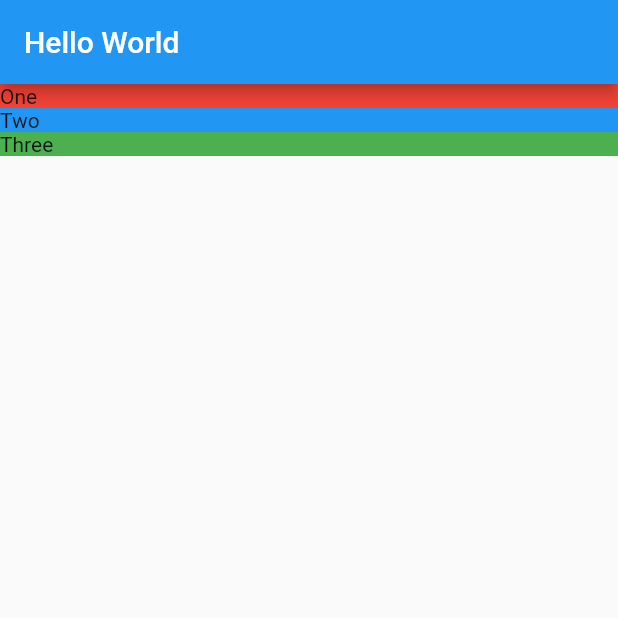
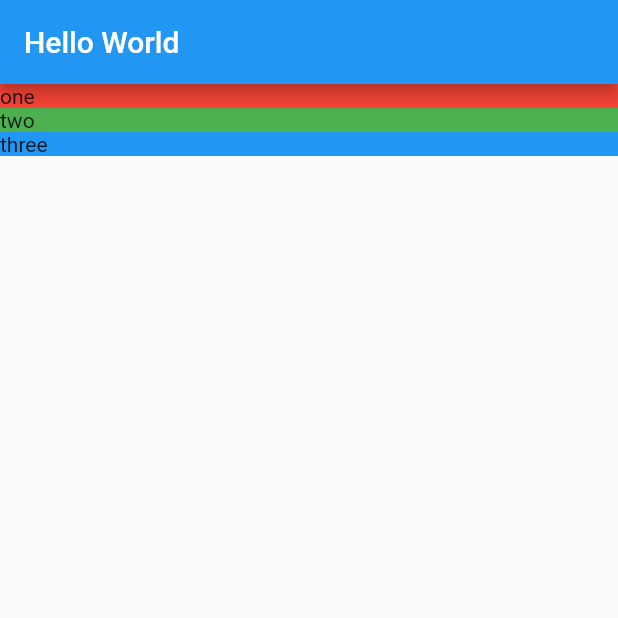
Before and after one commit to sethukumar0001/flutter_basic, a Flutter app: the screen it shows after launch, on a phone screen of 412 x 824 dp, the top half of it. Run offline on Flutter 3.47's test engine with Material 2 defaults, Android fonts, the phone set to English and light mode, and no system bars.

Commit message:
updated code to readable format

```diff
--- /dev/null
+++ b/lib/location_detail.dart
@@ -0,0 +1,31 @@
+import 'package:flutter/material.dart';
+
+class LocationDetail extends StatelessWidget {
+  const LocationDetail({super.key});
+
+  @override
+  Widget build(BuildContext context) {
+    return Scaffold(
+      appBar: AppBar(
+        title: const Text("Hello World"),
+      ),
+      body: Column(
+        mainAxisAlignment: MainAxisAlignment.start,
+        crossAxisAlignment: CrossAxisAlignment.stretch,
+        children: [
+          section1("one", Colors.red),
+          section1("two", Colors.green),
+          section1("three", Colors.blue),
+        ],
+      ),
+    );
+  }
+
+  Widget section1(String title, Color color) {
+    return Container(
+        decoration: BoxDecoration(
+          color: color,
+        ),
+        child: Text(title));
+  }
+}
```
Also changed, not shown: lib/main.dart (+2 -32 lines).
